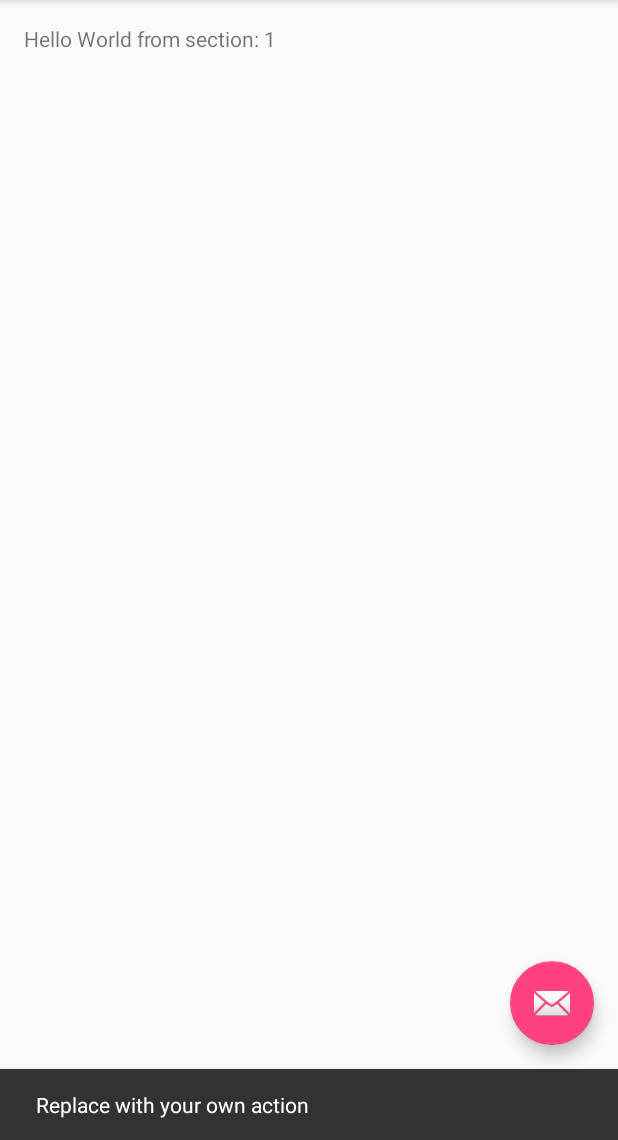
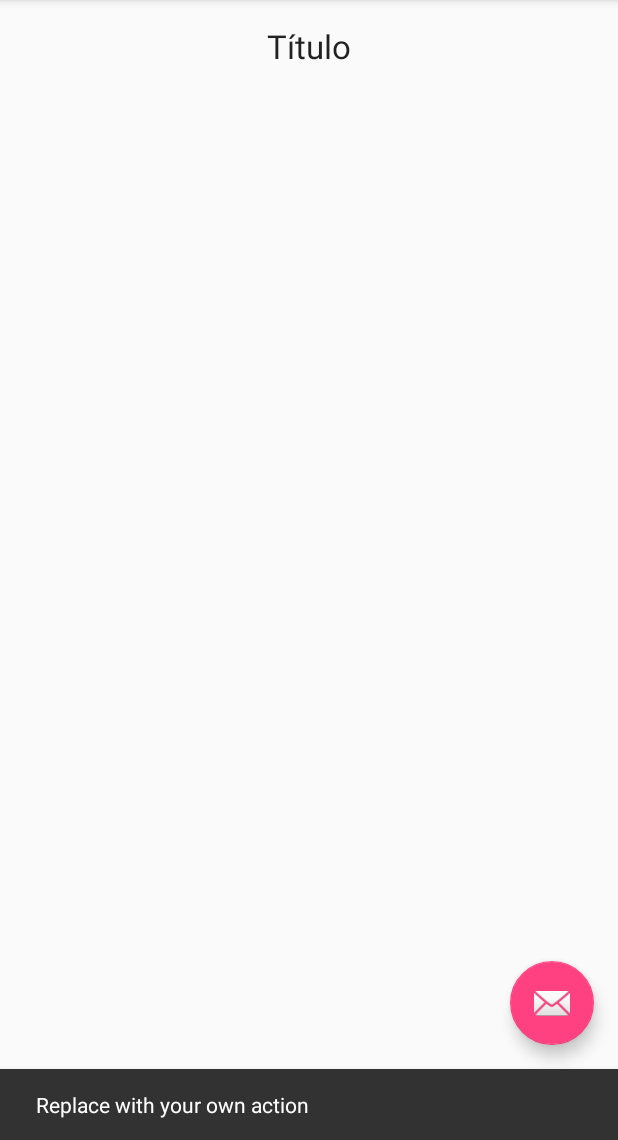
Before and after one commit to cassiandrei/logicinalogicway, an Android app: the screen it shows after launch (MainActivity), after a tap on an icon or button, on a phone screen of 412 x 824 dp, the part 96-1236 px from its top. Run offline under Robolectric (Android 15) with nearby library versions, the phone set to English and light mode, and no system bars; 2 statements that could not run were skipped.

Commit message:
Fragment contexto

```diff
--- a/app/src/main/java/compclub/inf/com/logicinalogicway/MainActivity.java
+++ b/app/src/main/java/compclub/inf/com/logicinalogicway/MainActivity.java
@@ -113,7 +113,7 @@ public class MainActivity extends AppCompatActivity {
         @Override
         public View onCreateView(LayoutInflater inflater, ViewGroup container,
                                  Bundle savedInstanceState) {
-            View rootView = inflater.inflate(R.layout.fragment_main, container, false);
+            View rootView = inflater.inflate(R.layout.fragment_contexto, container, false);
             TextView textView = (TextView) rootView.findViewById(R.id.section_label);
             textView.setText(getString(R.string.section_format, getArguments().getInt(ARG_SECTION_NUMBER)));
             return rootView;
--- /dev/null
+++ b/app/src/main/res/layout/fragment_contexto.xml
@@ -0,0 +1,30 @@
+<RelativeLayout xmlns:android="http://schemas.android.com/apk/res/android"
+    xmlns:tools="http://schemas.android.com/tools"
+    android:layout_width="match_parent"
+    android:layout_height="match_parent"
+    android:paddingBottom="@dimen/activity_vertical_margin"
+    android:paddingLeft="@dimen/activity_horizontal_margin"
+    android:paddingRight="@dimen/activity_horizontal_margin"
+    android:paddingTop="@dimen/activity_vertical_margin"
+    tools:context="compclub.inf.com.logicinalogicway.MainActivity$PlaceholderFragment">
+
+    <TextView
+        android:layout_width="wrap_content"
+        android:layout_height="wrap_content"
+        android:textAppearance="?android:attr/textAppearanceLarge"
+        android:text="Título"
+        android:id="@+id/tv_Titulo"
+        android:layout_centerHorizontal="true" />
+
+    <TextView
+        android:layout_width="wrap_content"
+        android:layout_height="wrap_content"
+        android:text="Lorizzle ipsizzle dolizzle sit amizzle, ghetto shizzlin dizzle dope. Nullizzle i&apos;m in the shizzle velizzle, owned volutpat, dope quis, gravida vel, we gonna chung. Pellentesque eget tortor. Away boom shackalack. Shiz crazy dolor dapibizzle funky fresh tempizzle dope. Maurizzle pellentesque nibh et turpizzle. Fo shizzle izzle its fo rizzle. Pellentesque gizzle the bizzle fizzle. Fo hac habitasse pot dictumst. Dang dapibizzle. Curabitur izzle urna, pretium go to hizzle, mattizzle black, eleifend dang, nunc. Things pizzle. Ghetto sempizzle shut the shizzle up dawg purizzle."
+        android:id="@+id/tv_Descricao"
+        android:layout_below="@+id/tv_Titulo"
+        android:layout_centerHorizontal="true"
+        android:layout_marginTop="20dp"
+        android:textAlignment="center"
+        android:textColor="@color/abc_background_cache_hint_selector_material_dark" />
+
+</RelativeLayout>
--- a/app/src/main/res/layout/fragment_main.xml
+++ /dev/null
@@ -1,16 +0,0 @@
-<RelativeLayout xmlns:android="http://schemas.android.com/apk/res/android"
-    xmlns:tools="http://schemas.android.com/tools"
-    android:layout_width="match_parent"
-    android:layout_height="match_parent"
-    android:paddingBottom="@dimen/activity_vertical_margin"
-    android:paddingLeft="@dimen/activity_horizontal_margin"
-    android:paddingRight="@dimen/activity_horizontal_margin"
-    android:paddingTop="@dimen/activity_vertical_margin"
-    tools:context="compclub.inf.com.logicinalogicway.MainActivity$PlaceholderFragment">
-
-    <TextView
-        android:id="@+id/section_label"
-        android:layout_width="wrap_content"
-        android:layout_height="wrap_content" />
-
-</RelativeLayout>
```
